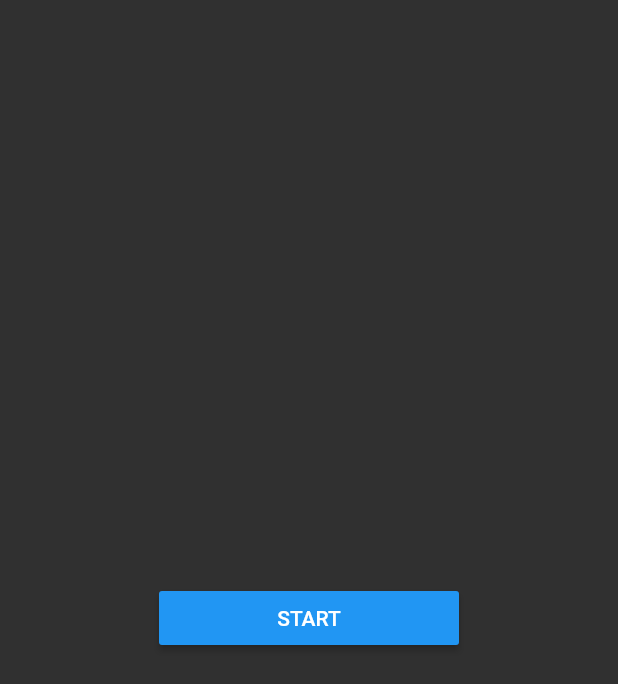
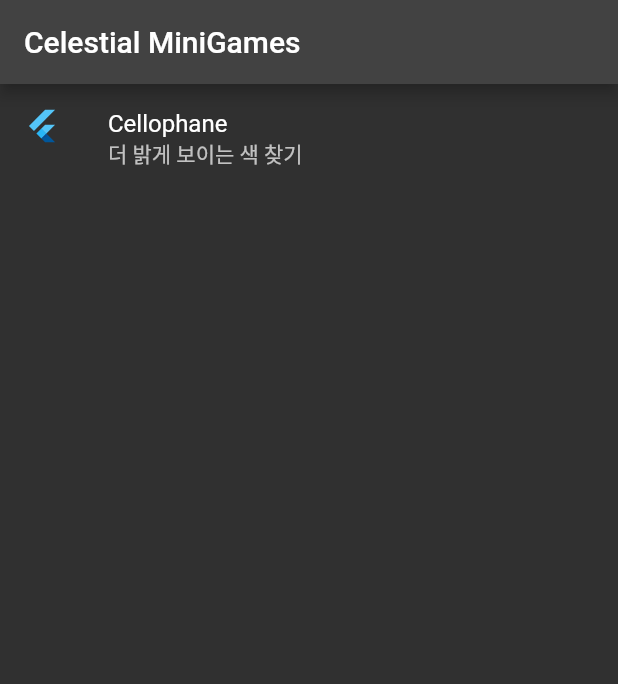
Before and after one commit to XTHEIA/Celestial, a Flutter app: the screen it shows after launch, on a phone screen of 412 x 824 dp. Shown: the top 684 px of the screen. Run offline on Flutter 3.47's test engine with Material 2 defaults, Android fonts, the phone set to English and light mode, and no system bars.

Commit message:
index screen

```diff
--- a/lib/game_cellophane.dart
+++ b/lib/game_cellophane.dart
@@ -44,6 +44,8 @@
         mainWidget = Column(
           mainAxisAlignment: MainAxisAlignment.center,
           children: [
+            const Text("더 밝은 색을 찾으세요."),
+            const SizedBox(height: 20),
             MaterialButton(
               minWidth: 200,
               color: Colors.blue,
@@ -101,13 +103,8 @@
     }
     ;
 
-    return MaterialApp(
-      theme: Theme.of(context),
-      home: Scaffold(
-        body: Center(
-          child: mainWidget,
-        ),
-      ),
+    return Center(
+      child: mainWidget,
     );
   }
 }
--- a/lib/main.dart
+++ b/lib/main.dart
@@ -13,23 +13,61 @@
     return MaterialApp(
       themeMode: ThemeMode.dark,
       darkTheme: ThemeData.dark(),
-      home: const MainPage(),
+      home: const CelestialHome(),
     );
   }
 }
 
-class MainPage extends StatefulWidget {
-  const MainPage({Key? key}) : super(key: key);
+class CelestialHome extends StatefulWidget {
+  const CelestialHome({Key? key}) : super(key: key);
 
   @override
-  State<MainPage> createState() => _MainPageState();
+  State<CelestialHome> createState() => _CelestialHomeState();
 }
 
-class _MainPageState extends State<MainPage> {
+class _CelestialHomeState extends State<CelestialHome> {
+  static final List<_Game> games = [
+    _Game("Cellophane", "더 밝게 보이는 색 찾기", (ctx) => const GameCellophane()),
+  ];
+
   @override
   Widget build(BuildContext context) {
-    return const Scaffold(
-      body: GameCellophane(),
+    return Scaffold(
+      appBar: AppBar(
+        title: const Text("Celestial MiniGames"),
+      ),
+      body: ListView.builder(
+        itemCount: games.length,
+        itemBuilder: (ctx, idx) {
+          final game = games[idx];
+          return ListTile(
+            leading: const FlutterLogo(),
+            title: Text(game.name),
+            subtitle: Text(game.description),
+            onTap: () => Navigator.push(
+                ctx,
+                MaterialPageRoute(
+                    builder: (ctx) => Scaffold(
+                        appBar: AppBar(
+                          title: Text(game.name),
+                        ),
+                        body: game.scene(ctx)),
+                    fullscreenDialog: false,
+                    settings: RouteSettings(name: "/${game.name}"))),
+          );
+        },
+      ),
     );
   }
 }
+
+class _Game {
+  String name;
+  String description;
+  Func<BuildContext, Widget> scene;
+
+  _Game(this.name, this.description, this.scene);
+}
+
+typedef Supplier<T> = T Function();
+typedef Func<P, R> = R Function(P param);
```
